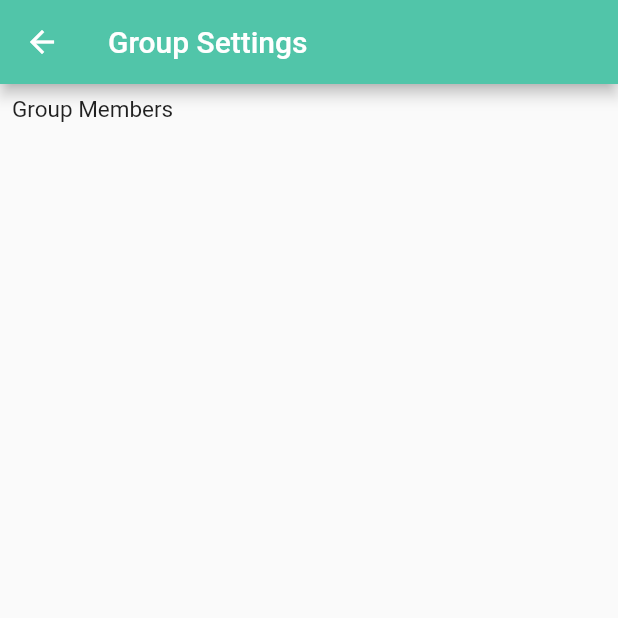
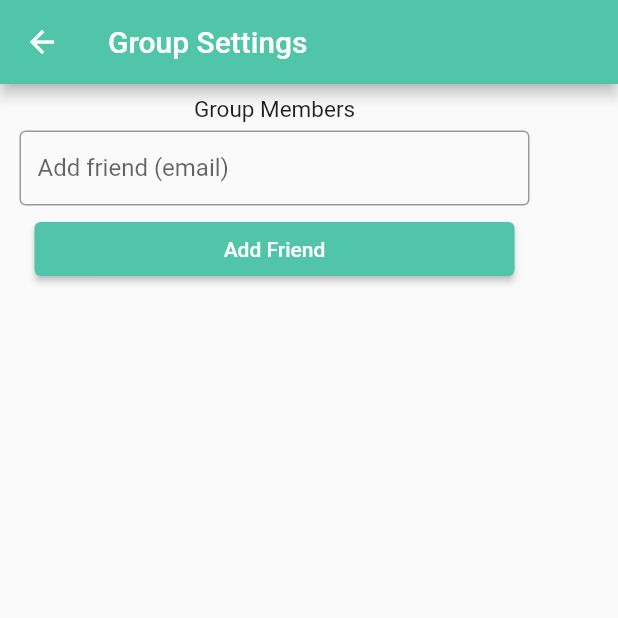
Before and after one commit to Hareesh-Nandigrama/splitwise, a Flutter app: the GroupSettingsPage screen opened directly with empty values, on a phone screen of 412 x 824 dp, the top half of it. Run offline on Flutter 3.47's test engine with Material 2 defaults, Android fonts, the phone set to English and light mode, and no system bars; our stand-ins replace cloud_firestore, firebase_auth, firebase_core, firebase_storage, flutter_mobx, image_picker and 1 more; accounts and stored records are empty; generated files the repository leaves out were written again.

Commit message:
group detail filter done

```diff
--- a/lib/screens/groups/group_detail.dart
+++ b/lib/screens/groups/group_detail.dart
@@ -89,9 +89,9 @@ class _GroupDetailsState extends State<GroupDetails> {
                         ),
                         title: Text(widget.userGrpModel.title),
                         actions: [
-                          IconButton(onPressed: (){
+                          snapshot.data!.creator != 'ADMIN__ADMIN' ? IconButton(onPressed: (){
                             Navigator.of(context).push(MaterialPageRoute(builder: (context) => GroupSettingsPage(model: snapshot.data!)));
-                          }, icon: Icon(Icons.settings))
+                          }, icon: Icon(Icons.settings)) : Container()
                         ],
                       ),
                       body: SingleChildScrollView(
--- a/lib/screens/groups/group_settings_page.dart
+++ b/lib/screens/groups/group_settings_page.dart
@@ -1,7 +1,13 @@
 import 'package:flutter/material.dart';
+import 'package:splitwise/firebase/firestore.dart';
+import 'package:splitwise/functions/pop_up.dart';
+import 'package:splitwise/screens/home.dart';
+import 'package:splitwise/stores/user_store.dart';
+import '../../constants/colors.dart';
 import '../../functions/email_to_uid.dart';
 import '../../models/group_model.dart';
 import '../../stores/mapping_store.dart';
+import '../../widgets/fields/fields.dart';
 
 class GroupSettingsPage extends StatefulWidget {
   final GroupModel model;
@@ -12,6 +18,7 @@ class GroupSettingsPage extends StatefulWidget {
 }
 
 class _GroupSettingsPageState extends State<GroupSettingsPage> {
+  TextEditingController email = TextEditingController();
   @override
   Widget build(BuildContext context) {
     return Scaffold(
@@ -26,6 +33,42 @@ class _GroupSettingsPageState extends State<GroupSettingsPage> {
               const Text(
                 'Group Members',
                 style: TextStyle(fontSize: 15),
+              ),
+              InField("Add friend (email)", false, email,0,0),
+              ElevatedButton(
+                onPressed: () async {
+                  if(email.text == '' || email.text == null)
+                    {
+                      popUp('Email cannot be empty', context, 1, 500, Colors.red);
+                      return;
+                    }
+                  else if(widget.model.balances.keys.contains(EUID(email.text)))
+                    {
+                      popUp('Already in group', context, 1, 500, Colors.red);
+                      return;
+                    }
+                  else if(!UserStore.friends.keys.contains(EUID(email.text)))
+                    {
+                      popUp('Not a Friend', context, 1, 500, Colors.red);
+                      return;
+                    }
+                  String resp = await FireStrMtd().addToGroup(widget.model,email.text);
+                  if(resp == 'Success')
+                    {
+                      popUp('Friend Added', context, 1, 500, Colors.red);
+                      Navigator.of(context).pushReplacementNamed(HomeScreen.id);
+                    }
+                  else
+                    {
+                      popUp(resp, context, 1, 500, Colors.red);
+                    }
+                },
+                style: ElevatedButton.styleFrom(
+                    minimumSize: const Size(320, 0),
+                    padding: const EdgeInsets.all(10),
+                    backgroundColor: kgreen),
+                child:
+                const Text('Add Friend'),
               ),
               for (var people in widget.model.balances.keys)
                 Padding(
```
Also changed, not shown: lib/firebase/firestore.dart (+42 -0 lines), lib/screens/friends/friend_detail.dart (+2 -37 lines), lib/screens/friends/friend_settle.dart (deleted, +0 -108 lines), 1 other file.
